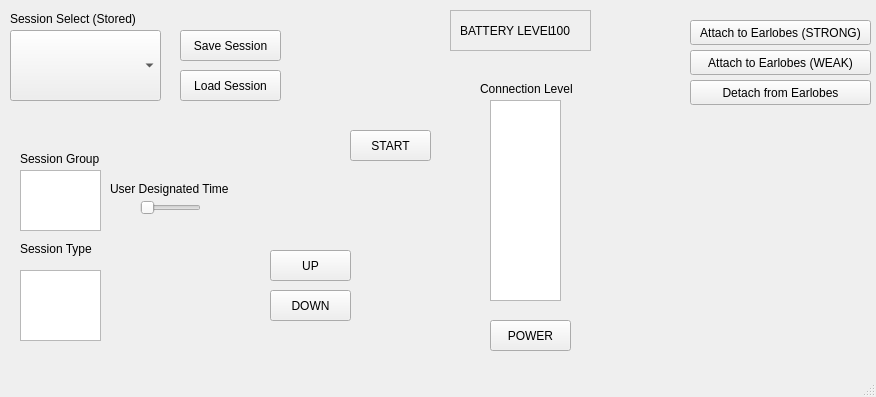
Old version of the form CES-Device/mainwindow.ui in the repository Shibbler/3004-group.
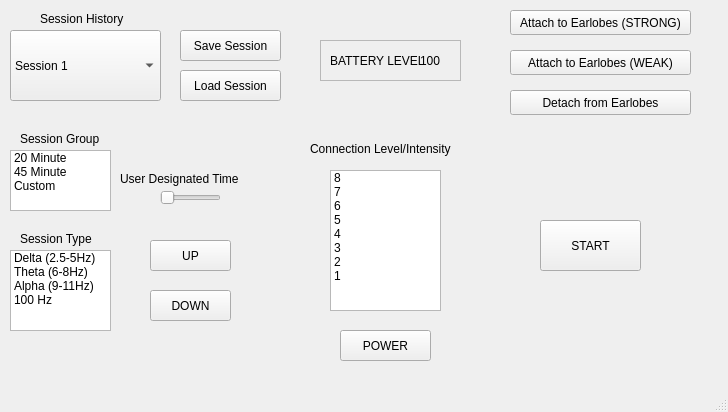
New version of the form.

Commit message: polished UI a little, added some basic testing for Session class with MainWindow.

```diff
--- a/CES-Device/mainwindow.ui
+++ b/CES-Device/mainwindow.ui
@@ -6,8 +6,8 @@
    <rect>
     <x>0</x>
     <y>0</y>
-    <width>876</width>
-    <height>397</height>
+    <width>728</width>
+    <height>412</height>
    </rect>
   </property>
   <property name="windowTitle">
@@ -26,12 +26,62 @@
     <property name="maxCount">
      <number>10</number>
     </property>
+    <item>
+     <property name="text">
+      <string>Session 1</string>
+     </property>
+    </item>
+    <item>
+     <property name="text">
+      <string>Session 2</string>
+     </property>
+    </item>
+    <item>
+     <property name="text">
+      <string>Session 3</string>
+     </property>
+    </item>
+    <item>
+     <property name="text">
+      <string>Session 4</string>
+     </property>
+    </item>
+    <item>
+     <property name="text">
+      <string>Session 5</string>
+     </property>
+    </item>
+    <item>
+     <property name="text">
+      <string>Session 6</string>
+     </property>
+    </item>
+    <item>
+     <property name="text">
+      <string>Session 7</string>
+     </property>
+    </item>
+    <item>
+     <property name="text">
+      <string>Session 8</string>
+     </property>
+    </item>
+    <item>
+     <property name="text">
+      <string>Session 9</string>
+     </property>
+    </item>
+    <item>
+     <property name="text">
+      <string>Session 10</string>
+     </property>
+    </item>
    </widget>
    <widget class="QPushButton" name="increaseButton">
     <property name="geometry">
      <rect>
-      <x>270</x>
-      <y>250</y>
+      <x>150</x>
+      <y>240</y>
       <width>81</width>
       <height>31</height>
      </rect>
@@ -43,7 +93,7 @@
    <widget class="QPushButton" name="downButton">
     <property name="geometry">
      <rect>
-      <x>270</x>
+      <x>150</x>
       <y>290</y>
       <width>81</width>
       <height>31</height>
@@ -56,8 +106,8 @@
    <widget class="QPushButton" name="earButtonStrong">
     <property name="geometry">
      <rect>
-      <x>690</x>
-      <y>20</y>
+      <x>510</x>
+      <y>10</y>
       <width>181</width>
       <height>25</height>
      </rect>
@@ -95,8 +145,8 @@
    <widget class="QFrame" name="frame">
     <property name="geometry">
      <rect>
-      <x>450</x>
-      <y>10</y>
+      <x>320</x>
+      <y>40</y>
       <width>141</width>
       <height>41</height>
      </rect>
@@ -140,21 +190,21 @@
    <widget class="QLabel" name="label">
     <property name="geometry">
      <rect>
-      <x>10</x>
+      <x>40</x>
       <y>10</y>
-      <width>141</width>
+      <width>101</width>
       <height>17</height>
      </rect>
     </property>
     <property name="text">
-     <string>Session Select (Stored)</string>
+     <string>Session History</string>
     </property>
    </widget>
    <widget class="QLabel" name="label_2">
     <property name="geometry">
      <rect>
       <x>20</x>
-      <y>240</y>
+      <y>230</y>
       <width>81</width>
       <height>17</height>
      </rect>
@@ -167,7 +217,7 @@
     <property name="geometry">
      <rect>
       <x>20</x>
-      <y>150</y>
+      <y>130</y>
       <width>91</width>
       <height>17</height>
      </rect>
@@ -179,8 +229,8 @@
    <widget class="QSlider" name="horizontalSlider">
     <property name="geometry">
      <rect>
-      <x>140</x>
-      <y>200</y>
+      <x>160</x>
+      <y>190</y>
       <width>61</width>
       <height>16</height>
      </rect>
@@ -192,8 +242,8 @@
    <widget class="QLabel" name="label_4">
     <property name="geometry">
      <rect>
-      <x>110</x>
-      <y>180</y>
+      <x>120</x>
+      <y>170</y>
       <width>131</width>
       <height>17</height>
      </rect>
@@ -202,32 +252,42 @@
      <string>User Designated Time</string>
     </property>
    </widget>
-   <widget class="QListView" name="listView">
+   <widget class="QListWidget" name="SessionType">
     <property name="geometry">
      <rect>
-      <x>20</x>
-      <y>170</y>
-      <width>81</width>
-      <height>61</height>
+      <x>10</x>
+      <y>250</y>
+      <width>101</width>
+      <height>81</height>
      </rect>
     </property>
+    <item>
+     <property name="text">
+      <string>Delta (2.5-5Hz)</string>
+     </property>
+    </item>
+    <item>
+     <property name="text">
+      <string>Theta (6-8Hz)</string>
+     </property>
+    </item>
+    <item>
+     <property name="text">
+      <string>Alpha (9-11Hz)</string>
+     </property>
+    </item>
+    <item>
+     <property name="text">
+      <string>100 Hz</string>
+     </property>
+    </item>
    </widget>
-   <widget class="QListWidget" name="listWidget">
+   <widget class="QPushButton" name="PowerButton">
     <property name="geometry">
      <rect>
-      <x>20</x>
-      <y>270</y>
-      <width>81</width>
-      <height>71</height>
-     </rect>
-    </property>
-   </widget>
-   <widget class="QPushButton" name="downButton_2">
-    <property name="geometry">
-     <rect>
-      <x>490</x>
-      <y>320</y>
-      <width>81</width>
+      <x>340</x>
+      <y>330</y>
+      <width>91</width>
       <height>31</height>
      </rect>
     </property>
@@ -235,20 +295,10 @@
      <string>POWER</string>
     </property>
    </widget>
-   <widget class="QTableView" name="tableView">
-    <property name="geometry">
-     <rect>
-      <x>490</x>
-      <y>100</y>
-      <width>71</width>
-      <height>201</height>
-     </rect>
-    </property>
-   </widget>
    <widget class="QPushButton" name="earButtonWeak">
     <property name="geometry">
      <rect>
-      <x>690</x>
+      <x>510</x>
       <y>50</y>
       <width>181</width>
       <height>25</height>
@@ -261,8 +311,8 @@
    <widget class="QPushButton" name="detachEars">
     <property name="geometry">
      <rect>
-      <x>690</x>
-      <y>80</y>
+      <x>510</x>
+      <y>90</y>
       <width>181</width>
       <height>25</height>
      </rect>
@@ -274,30 +324,114 @@
    <widget class="QLabel" name="label_5">
     <property name="geometry">
      <rect>
-      <x>480</x>
-      <y>80</y>
-      <width>101</width>
+      <x>310</x>
+      <y>140</y>
+      <width>151</width>
       <height>17</height>
      </rect>
     </property>
     <property name="text">
-     <string>Connection Level</string>
+     <string>Connection Level/Intensity</string>
     </property>
    </widget>
    <widget class="QPushButton" name="downButton_3">
     <property name="geometry">
      <rect>
-      <x>350</x>
-      <y>130</y>
-      <width>81</width>
-      <height>31</height>
+      <x>540</x>
+      <y>220</y>
+      <width>101</width>
+      <height>51</height>
      </rect>
     </property>
     <property name="text">
      <string>START</string>
     </property>
    </widget>
-   <zorder>frame</zorder>
+   <widget class="QListWidget" name="SessionGroup">
+    <property name="geometry">
+     <rect>
+      <x>10</x>
+      <y>150</y>
+      <width>101</width>
+      <height>61</height>
+     </rect>
+    </property>
+    <item>
+     <property name="text">
+      <string>20 Minute</string>
+     </property>
+    </item>
+    <item>
+     <property name="text">
+      <string>45 Minute</string>
+     </property>
+    </item>
+    <item>
+     <property name="text">
+      <string>Custom</string>
+     </property>
+    </item>
+   </widget>
+   <widget class="QListWidget" name="SessionType_2">
+    <property name="enabled">
+     <bool>true</bool>
+    </property>
+    <property name="geometry">
+     <rect>
+      <x>330</x>
+      <y>170</y>
+      <width>111</width>
+      <height>141</height>
+     </rect>
+    </property>
+    <property name="autoFillBackground">
+     <bool>false</bool>
+    </property>
+    <property name="selectionMode">
+     <enum>QAbstractItemView::MultiSelection</enum>
+    </property>
+    <item>
+     <property name="text">
+      <string>8</string>
+     </property>
+    </item>
+    <item>
+     <property name="text">
+      <string>7</string>
+     </property>
+    </item>
+    <item>
+     <property name="text">
+      <string>6</string>
+     </property>
+    </item>
+    <item>
+     <property name="text">
+      <string>5</string>
+     </property>
+    </item>
+    <item>
+     <property name="text">
+      <string>4</string>
+     </property>
+    </item>
+    <item>
+     <property name="text">
+      <string>3</string>
+     </property>
+    </item>
+    <item>
+     <property name="text">
+      <string>2</string>
+     </property>
+    </item>
+    <item>
+     <property name="text">
+      <string>1</string>
+     </property>
+    </item>
+   </widget>
+   <zorder>BatteryFrame</zorder>
    <zorder>sessionStore</zorder>
    <zorder>increaseButton</zorder>
    <zorder>downButton</zorder>
```
Left out of the diff: 66 changed lines with no effect on the pictures. The commit also changes 3 other files.
